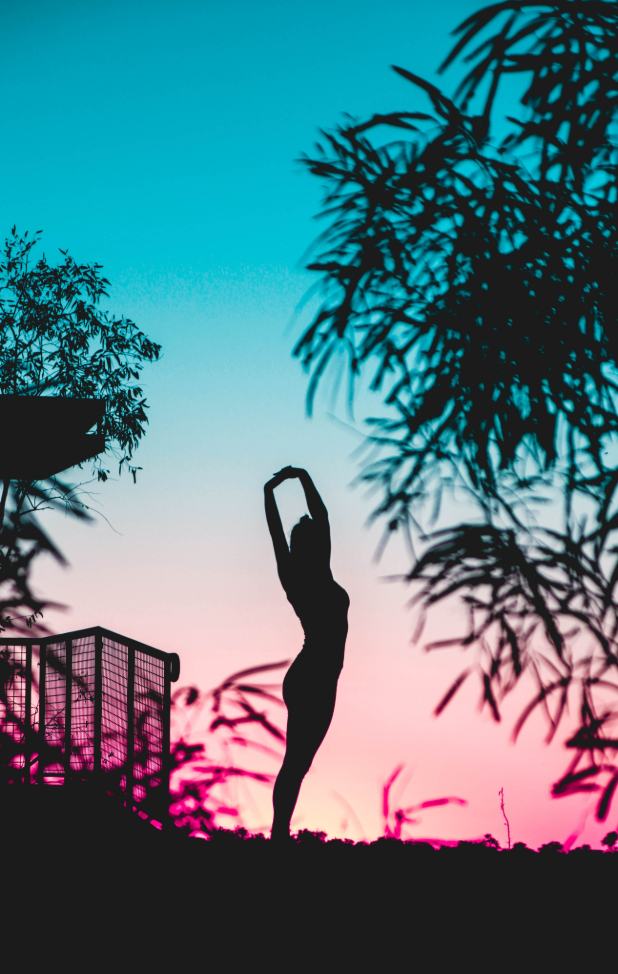
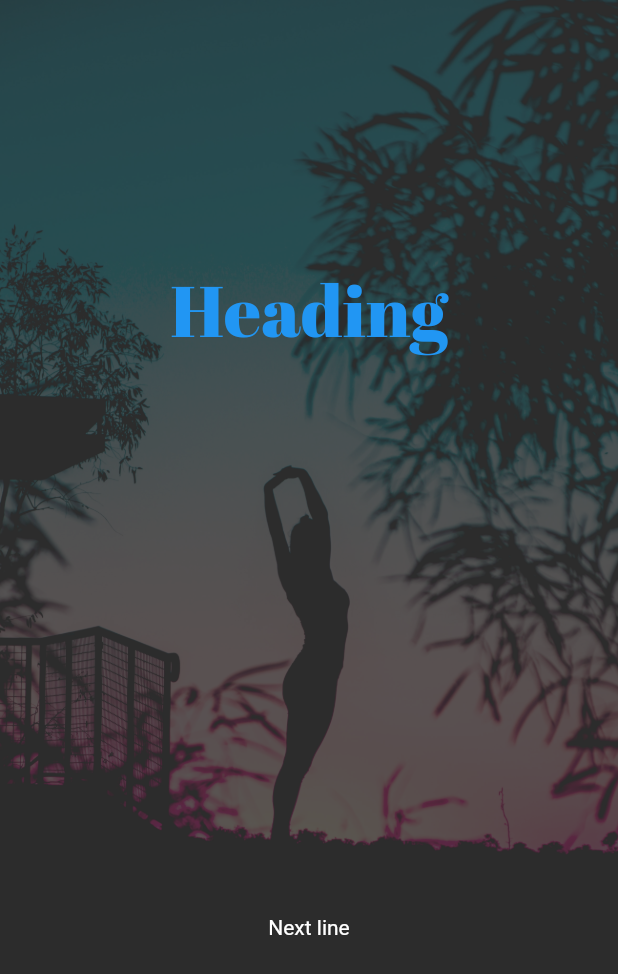
Before and after one commit to magdy-kamal-ok/bersama, a Flutter app: the screen it shows after launch, on a phone screen of 412 x 824 dp. Shown: the top 974 px of the screen. Run offline on Flutter 3.47's test engine with Material 2 defaults, Android fonts, the phone set to English and light mode, and no system bars.

Commit message:
added custom fonts

```diff
--- a/lib/screens/home.dart
+++ b/lib/screens/home.dart
@@ -12,11 +12,38 @@ class _HomeScreenState extends State<HomeScreen> {
       body: Container(
         decoration: BoxDecoration(
           image: DecorationImage(
+            colorFilter: new ColorFilter.mode(
+                Colors.black.withOpacity(0.2), BlendMode.dstATop),
             image: AssetImage("assets/background_home.jpg"),
             fit: BoxFit.cover,
           ),
         ),
-        child: null /* add child content here */,
+        child: Center(
+          child: Column(
+            children: <Widget>[
+              Expanded(
+                child: Center(
+                  child: Text(
+                    'Heading',
+                    style: TextStyle(
+                      color: Colors.blue,
+                      fontFamily: 'AbrilFatface',
+                      fontSize: 48.0,
+                    ),
+                  ),
+                ),
+              ),
+              Expanded(
+                child: Center(
+                  child: Text(
+                    'Next line',
+                    style: TextStyle(color: Colors.white),
+                  ),
+                ),
+              ),
+            ],
+          ),
+        ),
       ),
     );
   }
```
Also changed, not shown: pubspec.yaml (+7 -0 lines), fonts/AbrilFatface-Regular.ttf (added), fonts/Poppins-RegularItalic.ttf (added).
